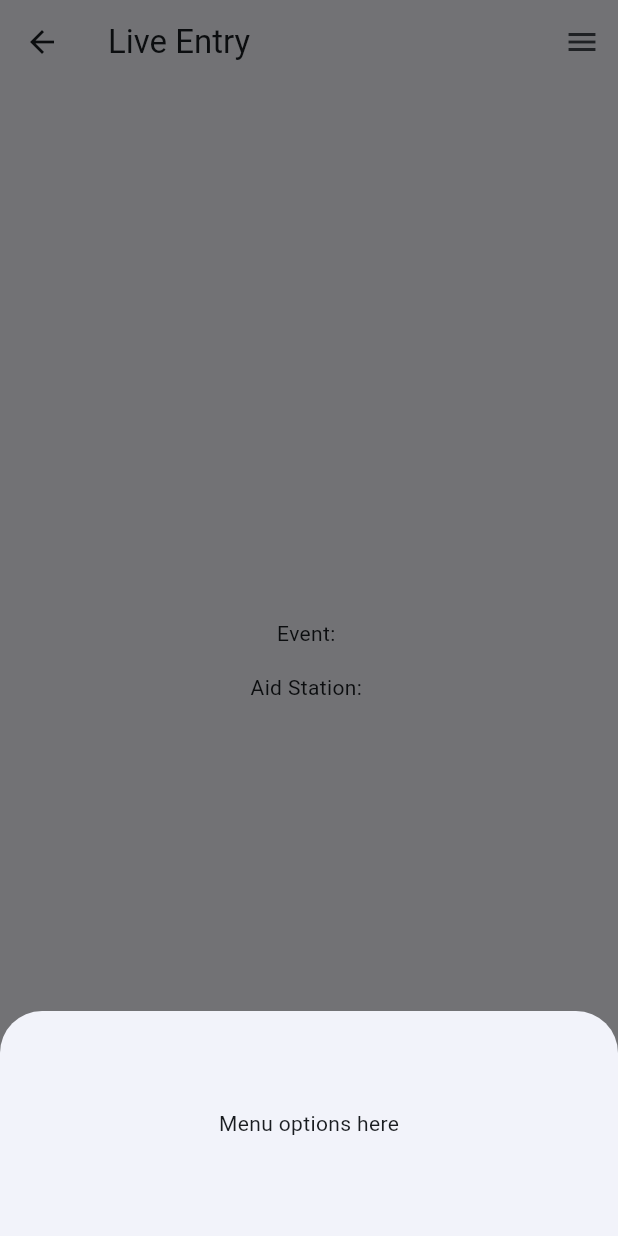
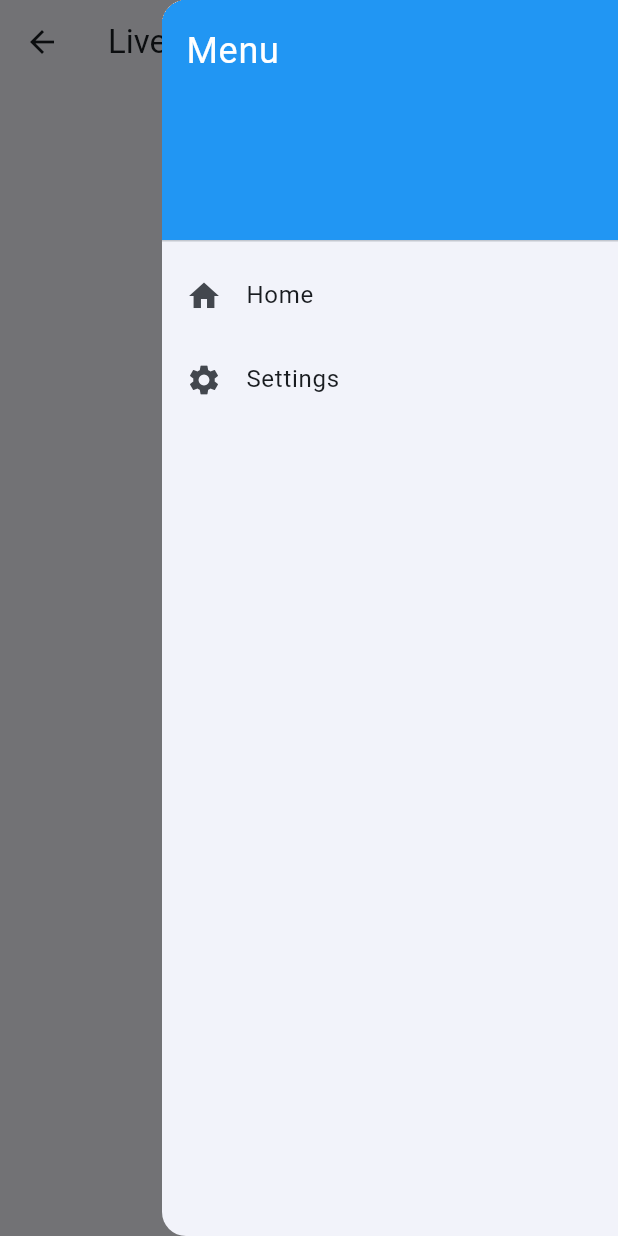
Before and after one commit to SplitTime/ost-remote-pro, a Flutter app: the LiveEntryScreen screen opened directly with empty values, after a tap on the "menu" icon, on a phone screen of 412 x 824 dp. Run offline on Flutter 3.47's test engine with Material 3 defaults, Android fonts, the phone set to English and light mode, and no system bars; our stand-ins replace shared_preferences; accounts and stored records are empty.

Commit message:
Refractored menu button to drawer, added drawer to live entry screen

```diff
--- a/lib/pages/live_entry.dart
+++ b/lib/pages/live_entry.dart
@@ -1,5 +1,5 @@
 import 'package:flutter/material.dart';
-import 'package:open_split_time_v2/widgets/app_menu_button.dart';
+import 'package:open_split_time_v2/widgets/app_menu_drawer.dart';
 
 class LiveEntryScreen extends StatefulWidget {
   const LiveEntryScreen({super.key});
@@ -19,8 +19,8 @@ class _LiveEntryScreenState extends State<LiveEntryScreen> {
     return Scaffold(
       appBar: AppBar(
         title: const Text('Live Entry'),
-        actions: const [AppMenuButton()],
       ),
+      endDrawer: const AppMenuDrawer(),
       body: Center(
         child: Column(
           mainAxisAlignment: MainAxisAlignment.center,
--- a/lib/widgets/app_menu_button.dart
+++ /dev/null
@@ -1,23 +0,0 @@
-import 'package:flutter/material.dart';
-
-class AppMenuButton extends StatelessWidget {
-  const AppMenuButton({super.key});
-
-  @override
-  Widget build(BuildContext context) {
-    return IconButton(
-      icon: const Icon(Icons.menu),
-      onPressed: () {
-        showModalBottomSheet(
-          context: context,
-          builder: (_) => const SizedBox(
-            height: 150,
-            child: Center(
-              child: Text('Menu options here'),
-            ),
-          ),
-        );
-      },
-    );
-  }
-}
--- /dev/null
+++ b/lib/widgets/app_menu_drawer.dart
@@ -0,0 +1,44 @@
+import 'package:flutter/material.dart';
+
+class AppMenuDrawer extends StatelessWidget {
+  const AppMenuDrawer({super.key});
+
+  @override
+  Widget build(BuildContext context) {
+    return Drawer(
+      child: ListView(
+        padding: EdgeInsets.zero,
+        children: [
+          const DrawerHeader(
+            decoration: BoxDecoration(color: Colors.blue),
+            child: Text(
+              'Menu',
+              style: TextStyle(color: Colors.white, fontSize: 24),
+            ),
+          ),
+          ListTile(
+            leading: const Icon(Icons.home),
+            title: const Text('Home'),
+            onTap: () {
+              Navigator.pop(context);
+              ScaffoldMessenger.of(context).showSnackBar(
+                const SnackBar(content: Text('Home clicked')),
+              );
+            },
+          ),
+          ListTile(
+            leading: const Icon(Icons.settings),
+            title: const Text('Settings'),
+            onTap: () {
+              Navigator.pop(context);
+              ScaffoldMessenger.of(context).showSnackBar(
+                const SnackBar(content: Text('Settings clicked')),
+              );
+            },
+          ),
+          // Add more menu items here
+        ],
+      ),
+    );
+  }
+}
```
